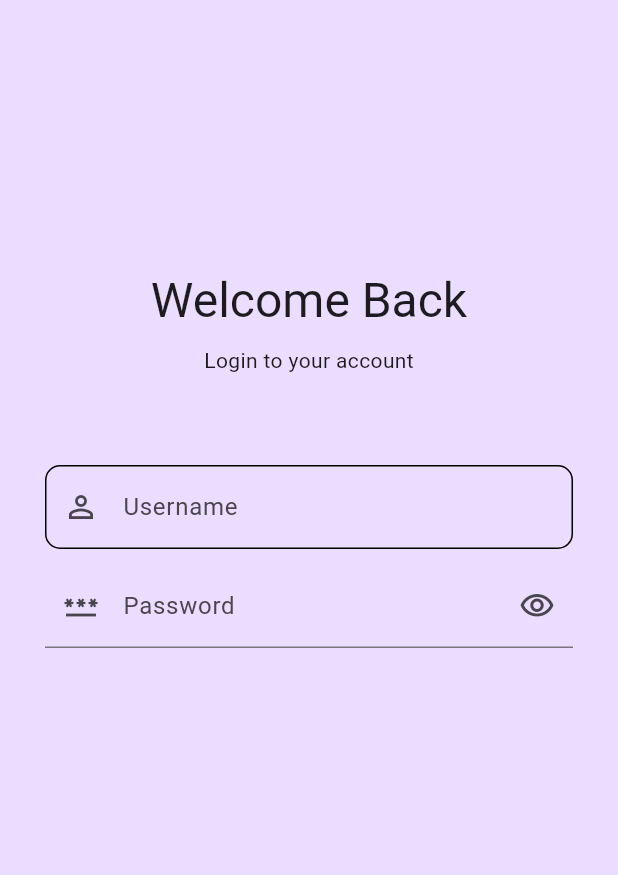
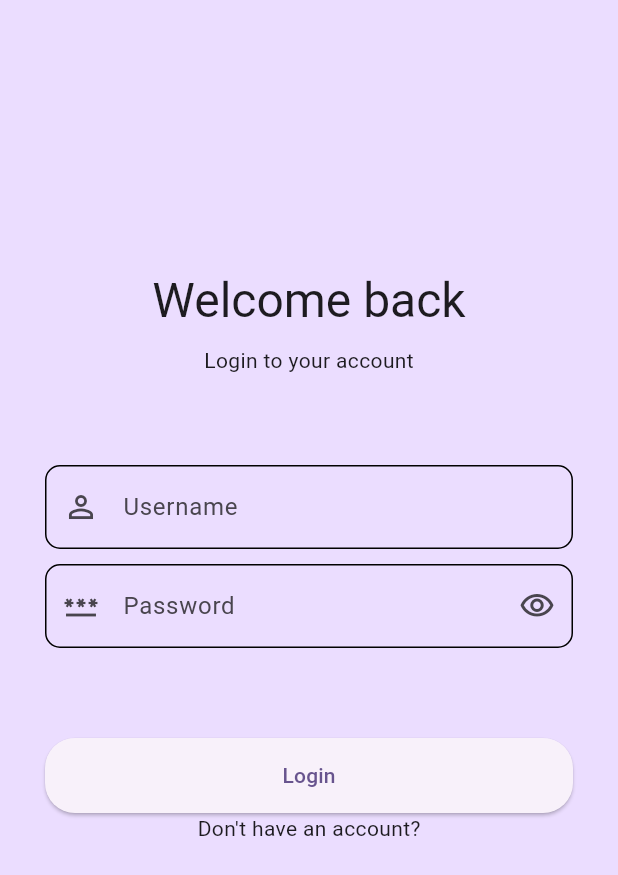
Before and after one commit to dionisiusnp/progres-bootcamp, a Flutter app: the screen it shows after launch, on a phone screen of 412 x 824 dp. Shown: the top 875 px of the screen. Run offline on Flutter 3.47's test engine with Material 3 defaults, Android fonts, the phone set to English and light mode, and no system bars.

Commit message:
progress 2

```diff
--- /dev/null
+++ b/lib/login.dart
@@ -0,0 +1,148 @@
+import 'package:flutter/material.dart';
+
+
+class Login extends StatefulWidget {
+  const Login({
+    Key? key,
+  }) : super(key: key);
+
+  @override
+  State<Login> createState() => _LoginState();
+}
+
+class _LoginState extends State<Login> {
+  final GlobalKey<FormState> _formKey = GlobalKey();
+
+  final FocusNode _focusNodePassword = FocusNode();
+  final TextEditingController _controllerUsername = TextEditingController();
+  final TextEditingController _controllerPassword = TextEditingController();
+
+  bool _obscurePassword = true;
+
+  @override
+  Widget build(BuildContext context) {
+    return Scaffold(
+      backgroundColor: Theme.of(context).colorScheme.primaryContainer,
+      body: Form(
+        key: _formKey,
+        child: SingleChildScrollView(
+          padding: const EdgeInsets.all(30.0),
+          child: Column(
+            children: [
+              const SizedBox(height: 150),
+              Text(
+                "Welcome back",
+                style: Theme.of(context).textTheme.headlineLarge,
+              ),
+              const SizedBox(height: 10),
+              Text(
+                "Login to your account",
+                style: Theme.of(context).textTheme.bodyMedium,
+              ),
+              const SizedBox(height: 60),
+              TextFormField(
+                controller: _controllerUsername,
+                keyboardType: TextInputType.name,
+                decoration: InputDecoration(
+                  labelText: "Username",
+                  prefixIcon: const Icon(Icons.person_outline),
+                  border: OutlineInputBorder(
+                    borderRadius: BorderRadius.circular(10),
+                  ),
+                  enabledBorder: OutlineInputBorder(
+                    borderRadius: BorderRadius.circular(10),
+                  ),
+                ),
+                onEditingComplete: () => _focusNodePassword.requestFocus(),
+                validator: (String? value) {
+                  if (value == null || value.isEmpty) {
+                    return "Please enter username.";
+                  }
+
+                  return null;
+                },
+              ),
+              const SizedBox(height: 10),
+              TextFormField(
+                controller: _controllerPassword,
+                focusNode: _focusNodePassword,
+                obscureText: _obscurePassword,
+                keyboardType: TextInputType.visiblePassword,
+                decoration: InputDecoration(
+                  labelText: "Password",
+                  prefixIcon: const Icon(Icons.password_outlined),
+                  suffixIcon: IconButton(
+                      onPressed: () {
+                        setState(() {
+                          _obscurePassword = !_obscurePassword;
+                        });
+                      },
+                      icon: _obscurePassword
+                          ? const Icon(Icons.visibility_outlined)
+                          : const Icon(Icons.visibility_off_outlined)),
+                  border: OutlineInputBorder(
+                    borderRadius: BorderRadius.circular(10),
+                  ),
+                  enabledBorder: OutlineInputBorder(
+                    borderRadius: BorderRadius.circular(10),
+                  ),
+                ),
+                validator: (String? value) {
+                  if (value == null || value.isEmpty) {
+                    return "Please enter password.";
+                  }
+
+                  return null;
+                },
+              ),
+              const SizedBox(height: 60),
+              Column(
+                children: [
+                  ElevatedButton(
+                    style: ElevatedButton.styleFrom(
+                      minimumSize: const Size.fromHeight(50),
+                      shape: RoundedRectangleBorder(
+                        borderRadius: BorderRadius.circular(20),
+                      ),
+                    ),
+                    onPressed: () {
+                      if (_formKey.currentState?.validate() ?? false) {
+                        print('submitted');
+                      }
+                    },
+                    child: const Text("Login"),
+                  ),
+                  Row(
+                    mainAxisAlignment: MainAxisAlignment.center,
+                    children: [
+                      const Text("Don't have an account?"),
+                      // TextButton(
+                      //   onPressed: () {
+                      //     _formKey.currentState?.reset();
+
+                      //     Navigator.push(context,
+                      //         MaterialPageRoute(builder: (context) {
+                      //       return Login();
+                      //     }));
+                      //   },
+                      //   child: const Text("Register"),
+                      // ),
+                    ],
+                  ),
+                ],
+              ),
+            ],
+          ),
+        ),
+      ),
+    );
+  }
+
+  @override
+  void dispose() {
+    _focusNodePassword.dispose();
+    _controllerUsername.dispose();
+    _controllerPassword.dispose();
+    super.dispose();
+  }
+}
--- a/lib/main.dart
+++ b/lib/main.dart
@@ -1,5 +1,6 @@
 import 'package:flutter/material.dart';
-import 'package:flutter_bootcamp/auth/login.dart';
+import 'package:flutter_bootcamp/login.dart';
+
 
 void main() {
   runApp(const MyApp());
```
